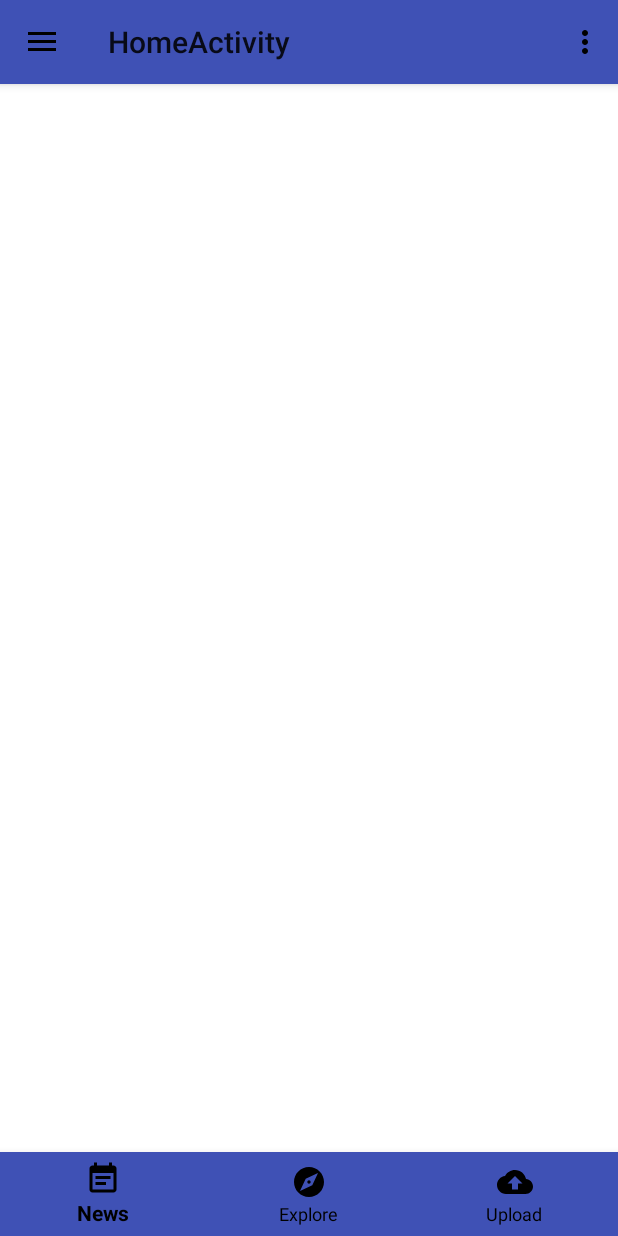
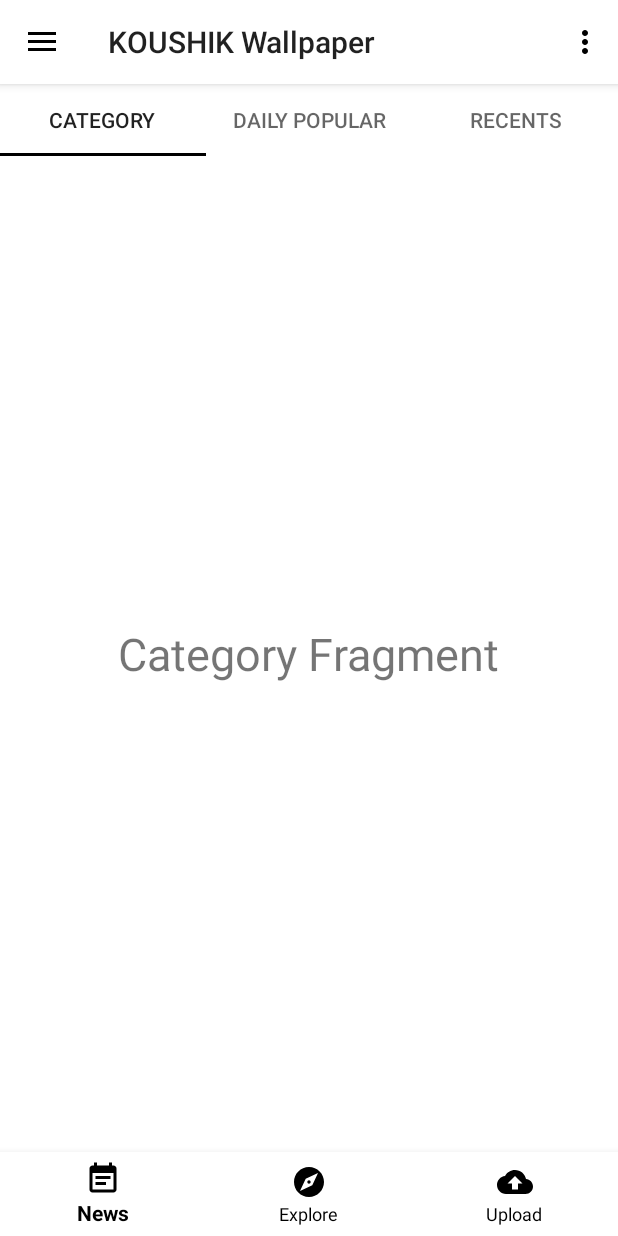
Before and after one commit to Koushik-Saha/live-wallpaper, an Android app: the screen it shows after launch (HomeActivity), on a phone screen of 412 x 824 dp. Run offline under Robolectric (Android 15) with nearby library versions, the phone set to English and light mode, and no system bars.

Commit message:
Splash Screen & HomeActivity & Toolbar & TabLayout

```diff
--- a/app/src/main/AndroidManifest.xml
+++ b/app/src/main/AndroidManifest.xml
@@ -8,7 +8,7 @@
         android:label="@string/app_name"
         android:roundIcon="@mipmap/ic_launcher_round"
         android:supportsRtl="true"
-        android:theme="@style/AppTheme">
+        android:theme="@style/FullScreenTheme">
         <activity android:name=".MainActivity">
             <intent-filter>
                 <action android:name="android.intent.action.MAIN" />
--- a/app/src/main/java/com/example/varianttecnology/androidlivewallpaper/Adapter/MyFragmentAdapter.java
+++ b/app/src/main/java/com/example/varianttecnology/androidlivewallpaper/Adapter/MyFragmentAdapter.java
@@ -37,6 +37,18 @@ public class MyFragmentAdapter extends FragmentPagerAdapter{
 
     @Override
     public CharSequence getPageTitle(int position) {
-        return super.getPageTitle(position);
+        switch(position)
+        {
+            case 0:
+                return "Category";
+
+            case 1:
+                return "Daily Popular";
+
+            case 2:
+                return "Recents";
+
+        }
+        return "";
     }
 }
--- a/app/src/main/java/com/example/varianttecnology/androidlivewallpaper/HomeActivity.java
+++ b/app/src/main/java/com/example/varianttecnology/androidlivewallpaper/HomeActivity.java
@@ -3,6 +3,8 @@ package com.example.varianttecnology.androidlivewallpaper;
 import android.os.Bundle;
 import android.support.design.widget.FloatingActionButton;
 import android.support.design.widget.Snackbar;
+import android.support.design.widget.TabLayout;
+import android.support.v4.view.ViewPager;
 import android.view.View;
 import android.support.design.widget.NavigationView;
 import android.support.v4.view.GravityCompat;
@@ -13,24 +15,31 @@ import android.support.v7.widget.Toolbar;
 import android.view.Menu;
 import android.view.MenuItem;
 
+import com.example.varianttecnology.androidlivewallpaper.Adapter.MyFragmentAdapter;
+
 public class HomeActivity extends AppCompatActivity
         implements NavigationView.OnNavigationItemSelectedListener {
+
+    ViewPager viewPager;
+    TabLayout tabLayout;
 
     @Override
     protected void onCreate(Bundle savedInstanceState) {
         super.onCreate(savedInstanceState);
         setContentView(R.layout.activity_home);
         Toolbar toolbar = (Toolbar) findViewById(R.id.toolbar);
+        toolbar.setTitle("KOUSHIK Wallpaper");
         setSupportActionBar(toolbar);
 
-        FloatingActionButton fab = (FloatingActionButton) findViewById(R.id.fab);
-        fab.setOnClickListener(new View.OnClickListener() {
-            @Override
-            public void onClick(View view) {
-                Snackbar.make(view, "Replace with your own action", Snackbar.LENGTH_LONG)
-                        .setAction("Action", null).show();
-            }
-        });
+
+        viewPager = (ViewPager)findViewById(R.id.viewPager);
+        MyFragmentAdapter adapter = new MyFragmentAdapter(getSupportFragmentManager(),this);
+        viewPager.setAdapter(adapter);
+
+        tabLayout = (TabLayout)findViewById(R.id.tabLayout);
+        tabLayout.setupWithViewPager(viewPager);
+
+
 
         DrawerLayout drawer = (DrawerLayout) findViewById(R.id.drawer_layout);
         ActionBarDrawerToggle toggle = new ActionBarDrawerToggle(
--- a/app/src/main/res/layout/content_home.xml
+++ b/app/src/main/res/layout/content_home.xml
@@ -22,6 +22,7 @@
         </android.support.design.widget.TabLayout>
 
         <android.support.v4.view.ViewPager
+            android:id="@+id/viewPager"
             android:layout_below="@+id/tabLayout"
             android:layout_above="@+id/navigation"
             android:layout_width="match_parent"
--- a/app/src/main/res/layout/fragment_category.xml
+++ b/app/src/main/res/layout/fragment_category.xml
@@ -1,5 +1,5 @@
 <?xml version="1.0" encoding="utf-8"?>
-<FrameLayout xmlns:android="http://schemas.android.com/apk/res/android"
+<RelativeLayout xmlns:android="http://schemas.android.com/apk/res/android"
     xmlns:tools="http://schemas.android.com/tools"
     android:layout_width="match_parent"
     android:layout_height="match_parent"
@@ -7,8 +7,11 @@
 
     <!-- TODO: Update blank fragment layout -->
     <TextView
-        android:layout_width="match_parent"
-        android:layout_height="match_parent"
-        android:text="@string/hello_blank_fragment" />
+        android:layout_width="wrap_content"
+        android:layout_height="wrap_content"
+        android:text="Category Fragment"
+        android:textSize="30sp"
+        android:layout_centerInParent="true"
+        />
 
-</FrameLayout>
+</RelativeLayout>
--- a/app/src/main/res/values/colors.xml
+++ b/app/src/main/res/values/colors.xml
@@ -1,6 +1,8 @@
 <?xml version="1.0" encoding="utf-8"?>
 <resources>
-    <color name="colorPrimary">#3F51B5</color>
-    <color name="colorPrimaryDark">#303F9F</color>
-    <color name="colorAccent">#FF4081</color>
+    <color name="colorPrimary">@android:color/white</color>
+    <color name="colorPrimaryDark">#CCCCCC</color>
+    <color name="colorAccent">@android:color/black</color>
+
+    <color name="black_overlay">#66000000</color>
 </resources>
--- a/app/src/main/res/values/styles.xml
+++ b/app/src/main/res/values/styles.xml
@@ -23,5 +23,22 @@
 
     </style>
 
+    <style name="FullScreenTheme" parent="AppTheme">
+        <item name="android:actionBarStyle">@style/FullScreenActionBarStyle</item>
+        <item name="android:windowActionBarOverlay">true</item>
+        <item name="android:windowBackground">@null</item>
+
+
+
+    </style>
+
+    <style name="FullScreenActionBarStyle" parent="Widget.AppCompat.ActionBar">
+        <item name="android:background">@color/black_overlay</item>
+
+
+
+
+    </style>
+
 
 </resources>
```
Also changed, not shown: app/src/main/res/layout/fragment_daily_popular.xml (+9 -6 lines), app/src/main/res/layout/fragment_recents.xml (+9 -6 lines).
